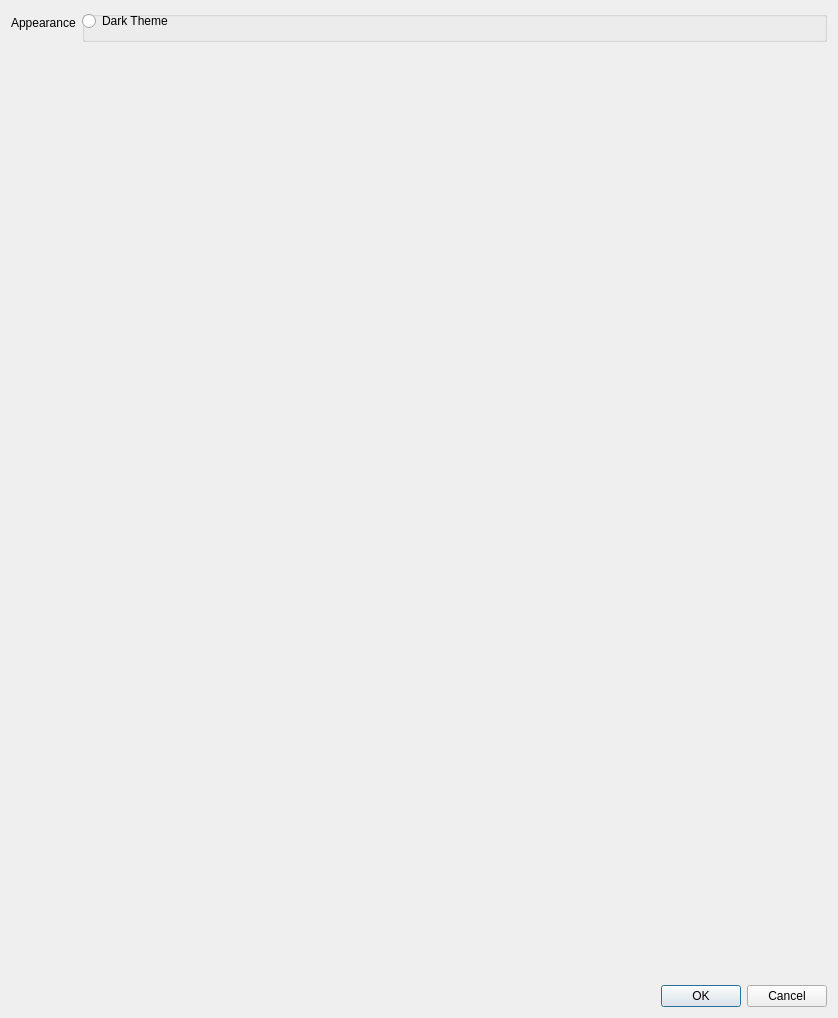
stroblme/UNote, file src/main/python/unote/ui/preferences_gui.ui: the form before one commit.
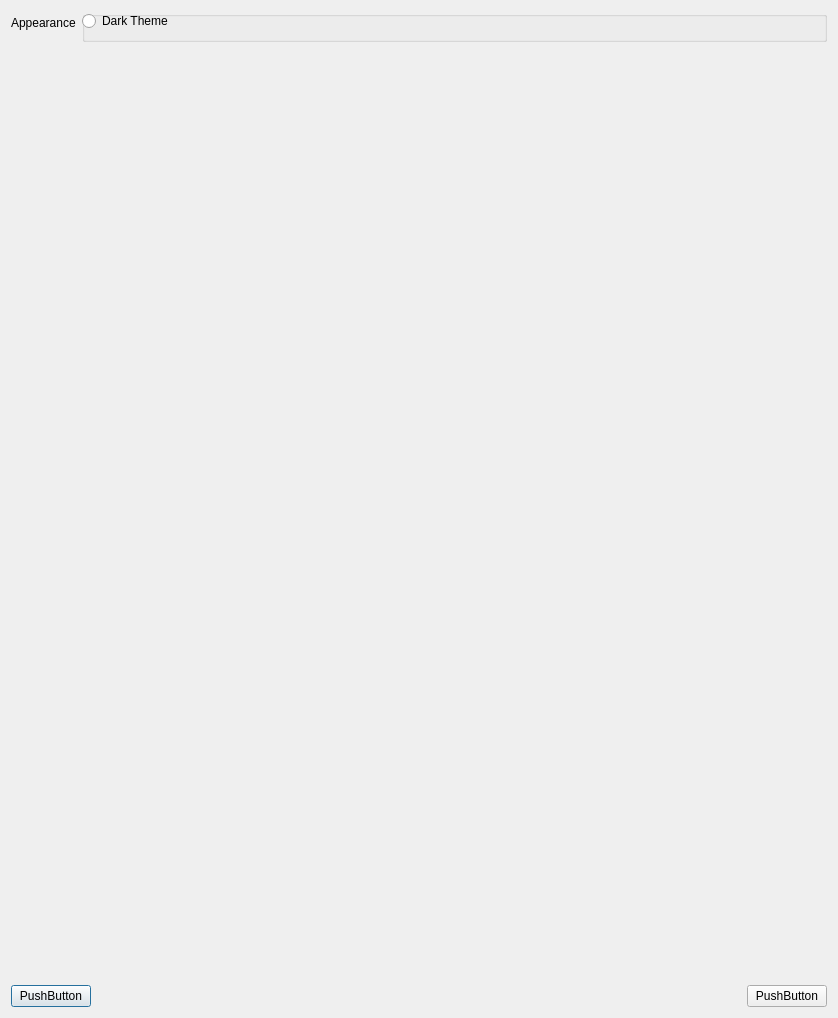
The form after the commit.

```diff
--- a/src/main/python/unote/ui/preferences_gui.ui
+++ b/src/main/python/unote/ui/preferences_gui.ui
@@ -16,6 +16,8 @@
   </property>
   <layout class="QVBoxLayout" name="verticalLayout">
    <item>
+    <layout class="QVBoxLayout" name="verticalLayout_3">
+     <item>
     <layout class="QFormLayout" name="formLayout">
      <item row="0" column="0">
       <widget class="QLabel" name="labelAppearance">
@@ -70,14 +72,50 @@
     </layout>
    </item>
    <item>
-    <widget class="QDialogButtonBox" name="buttonBox">
+      <spacer name="verticalSpacer">
+       <property name="orientation">
+        <enum>Qt::Vertical</enum>
+       </property>
+       <property name="sizeHint" stdset="0">
+        <size>
+         <width>20</width>
+         <height>40</height>
+        </size>
+       </property>
+      </spacer>
+     </item>
+     <item>
+      <layout class="QHBoxLayout" name="horizontalLayout_4">
+       <item>
+        <widget class="QPushButton" name="pushButton_2">
+         <property name="text">
+          <string>PushButton</string>
+         </property>
+        </widget>
+       </item>
+       <item>
+        <spacer name="horizontalSpacer">
      <property name="orientation">
       <enum>Qt::Horizontal</enum>
      </property>
-     <property name="standardButtons">
-      <set>QDialogButtonBox::Cancel|QDialogButtonBox::Ok</set>
-     </property>
-    </widget>
+         <property name="sizeHint" stdset="0">
+          <size>
+           <width>40</width>
+           <height>20</height>
+          </size>
+         </property>
+        </spacer>
+       </item>
+       <item>
+        <widget class="QPushButton" name="pushButton">
+         <property name="text">
+          <string>PushButton</string>
+         </property>
+        </widget>
+       </item>
+      </layout>
+     </item>
+    </layout>
    </item>
   </layout>
  </widget>
```
Left out of the diff: 35 changed lines with no effect on the pictures. Lines whose indentation alone changed are shown as unchanged.
